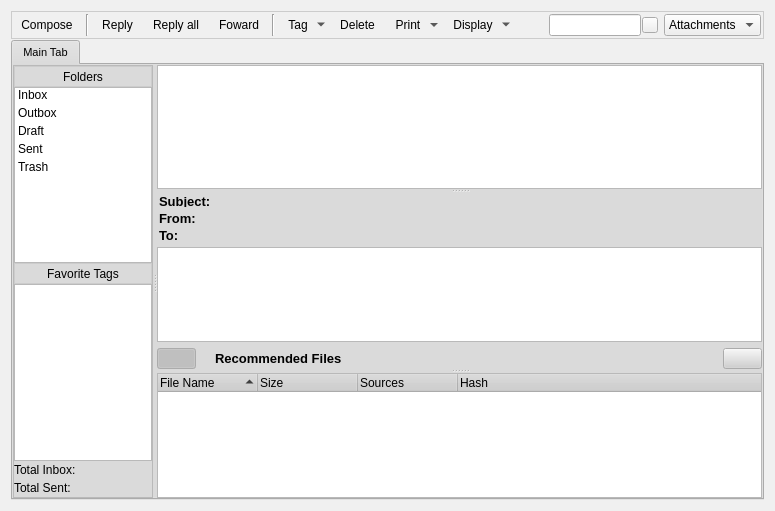
Above: retroshare-gui/src/gui/MessagesDialog.ui from RetroShare/RetroShare before the change. Below: the same form after it.
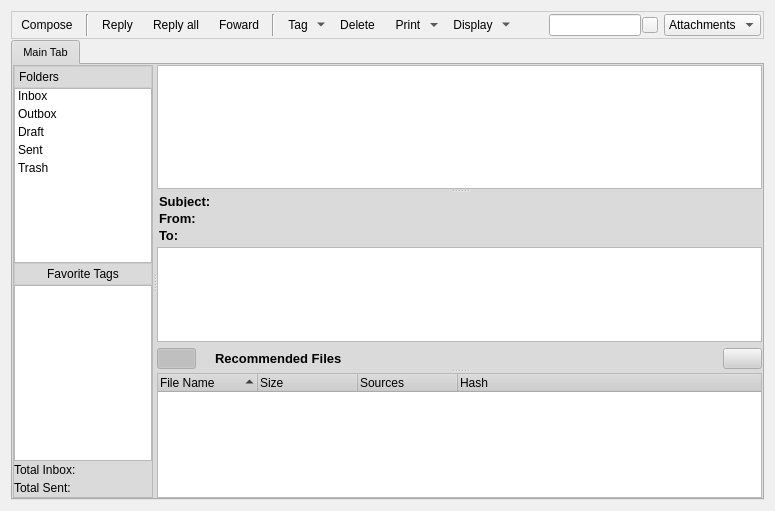
That is the form after the change. Icons and pictures are not drawn.

Commit message: removed the icon for Folders Button and set text-align to left.

The edit to the form file:
```diff
--- a/retroshare-gui/src/gui/MessagesDialog.ui
+++ b/retroshare-gui/src/gui/MessagesDialog.ui
@@ -1148,60 +1148,12 @@
              </property>
             </widget>
            </item>
-           <item row="0" column="0">
-            <widget class="QToolButton" name="Folders_Button">
-             <property name="minimumSize">
-              <size>
-               <width>0</width>
-               <height>21</height>
-              </size>
-             </property>
-             <property name="maximumSize">
-              <size>
-               <width>140</width>
-               <height>16777215</height>
-              </size>
-             </property>
-             <property name="layoutDirection">
-              <enum>Qt::LeftToRight</enum>
-             </property>
-             <property name="styleSheet">
-              <string notr="true">QToolButton#Folders_Button{ 
-background-color: qlineargradient(x1:0, y1:0, x2:0, y2:1,
-stop:0 #FEFEFE, stop:1 #E8E8E8);
-
-border: 1px solid #CCCCCC;}</string>
-             </property>
-             <property name="text">
-              <string>Folders</string>
-             </property>
-             <property name="icon">
-              <iconset resource="images.qrc">
-               <normaloff>:/images/foldermail.png</normaloff>:/images/foldermail.png</iconset>
-             </property>
-             <property name="checkable">
-              <bool>false</bool>
-             </property>
-             <property name="checked">
-              <bool>false</bool>
-             </property>
-             <property name="toolButtonStyle">
-              <enum>Qt::ToolButtonTextBesideIcon</enum>
-             </property>
-             <property name="autoRaise">
-              <bool>true</bool>
-             </property>
-             <property name="arrowType">
-              <enum>Qt::NoArrow</enum>
-             </property>
-            </widget>
-           </item>
            <item row="2" column="0">
             <widget class="QToolButton" name="Tags_Button">
              <property name="minimumSize">
               <size>
                <width>0</width>
-               <height>21</height>
+               <height>22</height>
               </size>
              </property>
              <property name="maximumSize">
@@ -1274,6 +1226,45 @@
              </property>
             </widget>
            </item>
+           <item row="0" column="0">
+            <widget class="QPushButton" name="Folders_Button">
+             <property name="minimumSize">
+              <size>
+               <width>0</width>
+               <height>22</height>
+              </size>
+             </property>
+             <property name="maximumSize">
+              <size>
+               <width>140</width>
+               <height>22</height>
+              </size>
+             </property>
+             <property name="layoutDirection">
+              <enum>Qt::LeftToRight</enum>
+             </property>
+             <property name="styleSheet">
+              <string notr="true">QPushButton#Folders_Button{ 
+background-color: qlineargradient(x1:0, y1:0, x2:0, y2:1,
+stop:0 #FEFEFE, stop:1 #E8E8E8);
+border: 1px solid #CCCCCC;
+text-align: left;
+padding: 4px;
+}
+
+</string>
+             </property>
+             <property name="text">
+              <string>Folders</string>
+             </property>
+             <property name="checkable">
+              <bool>false</bool>
+             </property>
+             <property name="checked">
+              <bool>false</bool>
+             </property>
+            </widget>
+           </item>
           </layout>
          </widget>
          <widget class="QSplitter" name="msgSplitter">
```
